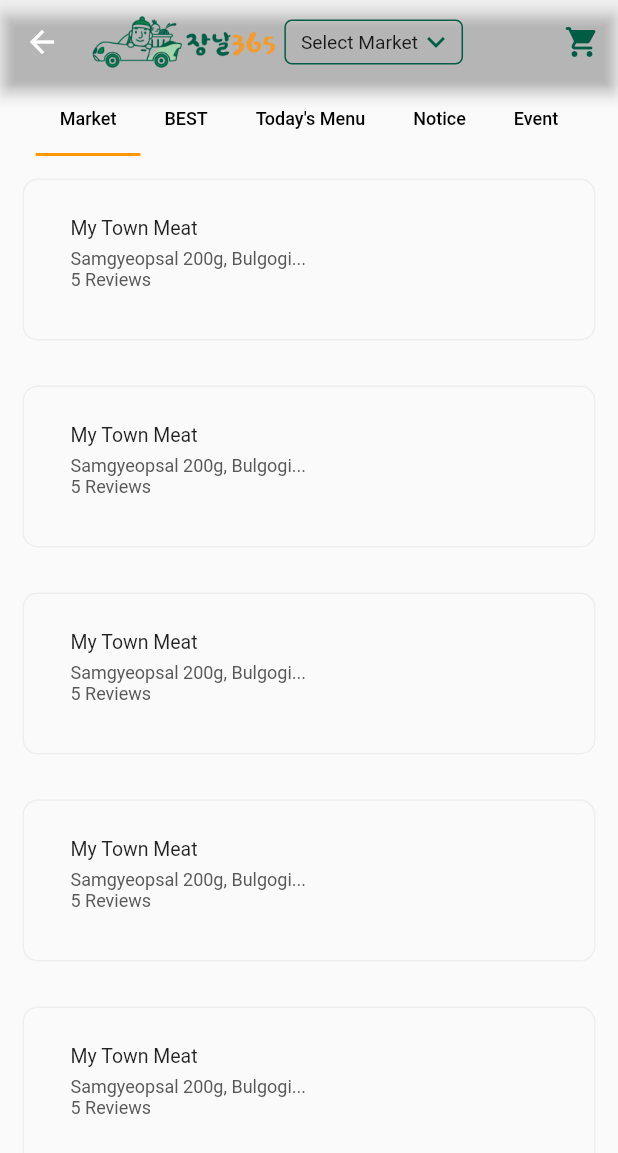
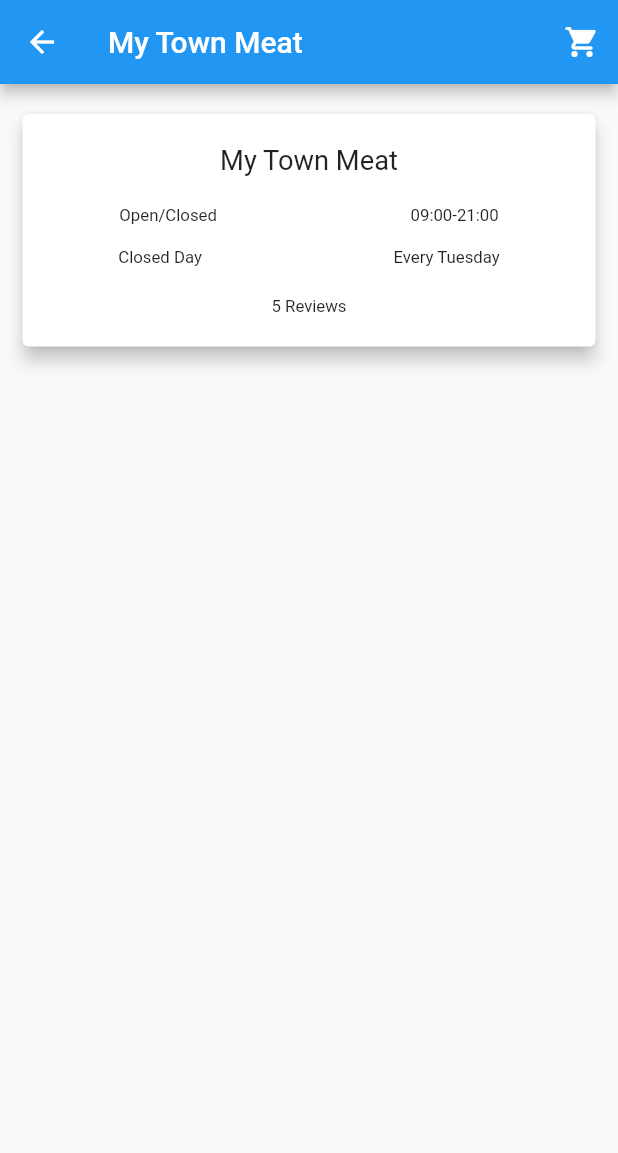
Before and after one commit to DavidLee1216/market365-buyer, a Flutter app: the StoreSelect screen opened directly, after a tap on "My Town Meat", on a phone screen of 412 x 824 dp. Shown: the top 1153 px of the screen. Run offline on Flutter 3.47's test engine with Material 2 defaults, Android fonts, the phone set to English and light mode, and no system bars; our stand-ins replace cached_network_image, fluttertoast, font_awesome_flutter; network calls fail.

```diff
--- a/lib/main.dart
+++ b/lib/main.dart
@@ -1,4 +1,5 @@
 import 'package:buyer/screens/auth/login.dart';
+import 'package:buyer/screens/stores/store_selection.dart';
 import 'package:buyer/utils/app_settings.dart';
 import 'package:buyer/utils/uatheme.dart';
 import 'package:flutter/material.dart';
@@ -27,7 +28,7 @@ class MainApp extends StatelessWidget {
       title: AppSettings.appName,
       debugShowCheckedModeBanner: false,
       theme: UATheme.setTheme(context),
-      home: Login(),
+      home: StoreSelect(),
     );
   }
 }
--- a/lib/models/shop.dart
+++ b/lib/models/shop.dart
@@ -2,6 +2,8 @@ class Shop {
   String name;
   String address;
   String reviews;
+  String openTime;
+  String closeDay;
 
-  Shop({this.name, this.address, this.reviews});
+  Shop({this.name, this.address, this.reviews,this.closeDay,this.openTime});
 }
--- a/lib/screens/home/home.dart
+++ b/lib/screens/home/home.dart
@@ -131,7 +131,7 @@ class _HomeState extends State<Home> {
     return ListView.builder(
       itemCount: shopLists.length,
       itemBuilder: (context, i) {
-        return ShopListItem(shopList: shopLists[i]);
+        return ShopListItem(shop: shopLists[i]);
       },
     );
   }
--- /dev/null
+++ b/lib/screens/stores/store_details.dart
@@ -0,0 +1,80 @@
+import 'package:buyer/models/shop.dart';
+import 'package:flutter/material.dart';
+
+class StoreDetails extends StatefulWidget {
+
+  final Shop storeDetails;
+  StoreDetails({this.storeDetails});
+  @override
+  _StoreDetailsState createState() => _StoreDetailsState();
+}
+
+class _StoreDetailsState extends State<StoreDetails> {
+  @override
+  Widget build(BuildContext context) {
+    return Scaffold(
+      appBar: AppBar(
+        leading: IconButton(
+          icon: Icon(Icons.arrow_back),
+          onPressed: () {},
+        ),
+        title: Text(
+            widget.storeDetails.name,
+        ),
+        actions: [
+          IconButton(
+            onPressed: () {},
+            icon: Icon(
+              Icons.shopping_cart_rounded,
+              color: Colors.white,
+            ),
+          )
+        ],
+      ),
+      body: Column(
+        children: [
+          Card(
+            margin: EdgeInsets.symmetric(vertical: 20,horizontal: 15),
+            elevation: 5,
+            child: Column(
+              crossAxisAlignment: CrossAxisAlignment.center,
+              mainAxisAlignment: MainAxisAlignment.center,
+              children: [
+                Padding(
+                  padding: const EdgeInsets.all(20),
+                  child: Text(widget.storeDetails.name,textScaleFactor: 1.3,),
+                ),
+                Row(
+                  crossAxisAlignment: CrossAxisAlignment.center,
+                  mainAxisAlignment: MainAxisAlignment.spaceAround,
+                  children: [
+                    Text('Open/Closed',textScaleFactor: 0.8,),
+
+                    Text(widget.storeDetails.openTime,textScaleFactor: 0.8,),
+
+                  ],
+                ),
+                SizedBox(height: 15,),
+                Row(
+                  crossAxisAlignment: CrossAxisAlignment.center,
+                  mainAxisAlignment: MainAxisAlignment.spaceAround,
+                  children: [
+                    Text('Closed Day',textScaleFactor: 0.8,),
+                    Text(widget.storeDetails.closeDay,textScaleFactor: 0.8,),
+
+                  ],
+                ),
+                SizedBox(height: 20,),
+                Text(widget.storeDetails.reviews,textScaleFactor: 0.8,),
+                SizedBox(height: 20,),
+
+
+              ],
+            ),
+
+          )
+        ],
+      ),
+    );
+  }
+}
--- a/lib/screens/stores/store_selection.dart
+++ b/lib/screens/stores/store_selection.dart
@@ -43,12 +43,12 @@ class _StoreSelectState extends State<StoreSelect> {
   }
 
   List<Shop> shopLists = [
-    Shop(name: 'My Town Meat', address: 'Samgyeopsal 200g, Bulgogi...', reviews: '5 Reviews'),
-    Shop(name: 'My Town Meat', address: 'Samgyeopsal 200g, Bulgogi...', reviews: '5 Reviews'),
-    Shop(name: 'My Town Meat', address: 'Samgyeopsal 200g, Bulgogi...', reviews: '5 Reviews'),
-    Shop(name: 'My Town Meat', address: 'Samgyeopsal 200g, Bulgogi...', reviews: '5 Reviews'),
-    Shop(name: 'My Town Meat', address: 'Samgyeopsal 200g, Bulgogi...', reviews: '5 Reviews'),
-    Shop(name: 'My Town Meat', address: 'Samgyeopsal 200g, Bulgogi...', reviews: '5 Reviews'),
+    Shop(name: 'My Town Meat', address: 'Samgyeopsal 200g, Bulgogi...', reviews: '5 Reviews',closeDay: 'Every Tuesday',openTime: '09:00-21:00'),
+    Shop(name: 'My Town Meat', address: 'Samgyeopsal 200g, Bulgogi...', reviews: '5 Reviews',closeDay: 'Every Tuesday',openTime: '09:00-21:00'),
+    Shop(name: 'My Town Meat', address: 'Samgyeopsal 200g, Bulgogi...', reviews: '5 Reviews',closeDay: 'Every Tuesday',openTime: '09:00-21:00'),
+    Shop(name: 'My Town Meat', address: 'Samgyeopsal 200g, Bulgogi...', reviews: '5 Reviews',closeDay: 'Every Tuesday',openTime: '09:00-21:00'),
+    Shop(name: 'My Town Meat', address: 'Samgyeopsal 200g, Bulgogi...', reviews: '5 Reviews',closeDay: 'Every Tuesday',openTime: '09:00-21:00'),
+    Shop(name: 'My Town Meat', address: 'Samgyeopsal 200g, Bulgogi...', reviews: '5 Reviews',closeDay: 'Every Tuesday',openTime: '09:00-21:00'),
   ];
 
   @override
@@ -125,7 +125,7 @@ class _StoreSelectState extends State<StoreSelect> {
     return ListView.builder(
       itemCount: shopLists.length,
       itemBuilder: (context, i) {
-        return ShopListItem(shopList: shopLists[i]);
+        return ShopListItem(shop: shopLists[i],);
       },
     );
   }
--- a/lib/widget/shop_list_item.dart
+++ b/lib/widget/shop_list_item.dart
@@ -1,9 +1,12 @@
 import 'package:buyer/models/shop.dart';
+import 'package:buyer/screens/stores/store_details.dart';
+import 'package:buyer/services/navigation_service.dart';
+
 import 'package:flutter/material.dart';
 
 class ShopListItem extends StatelessWidget {
-  final Shop shopList;
-  ShopListItem({this.shopList});
+  final Shop shop;
+  ShopListItem({this.shop});
   @override
   Widget build(BuildContext context) {
     return Container(
@@ -12,20 +15,20 @@ class ShopListItem extends StatelessWidget {
       decoration: BoxDecoration(borderRadius: BorderRadius.circular(10), border: Border.all(color: Colors.grey.shade200)),
       child: ListTile(
         onTap: () {
-          //   open(context, NotesSelected(notice: noticeItems[i],));
+          open(context, StoreDetails(storeDetails: shop,));
         },
         dense: true,
-        title: Text(shopList.name),
+        title: Text(shop.name),
         subtitle: Column(
           mainAxisAlignment: MainAxisAlignment.start,
           crossAxisAlignment: CrossAxisAlignment.start,
           children: [
             Text(
-              shopList.address,
+              shop.address,
               style: TextStyle(color: Color(0xff585858)),
             ),
             Text(
-              shopList.reviews,
+              shop.reviews,
               style: TextStyle(color: Color(0xff585858)),
             ),
           ],
```
